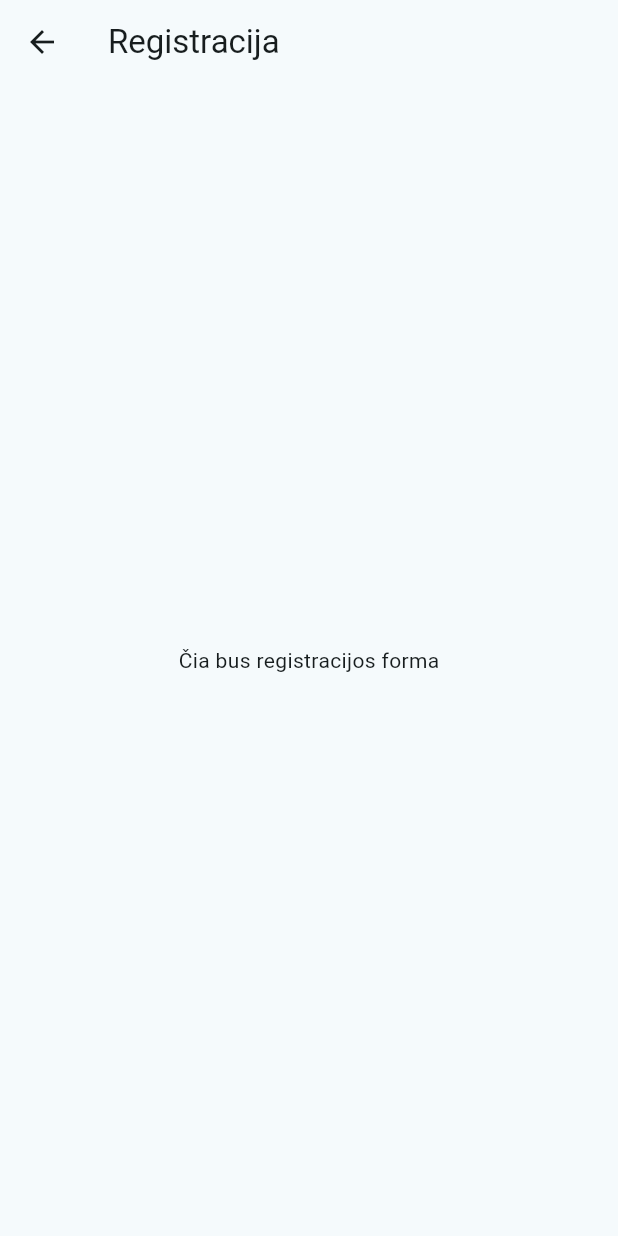
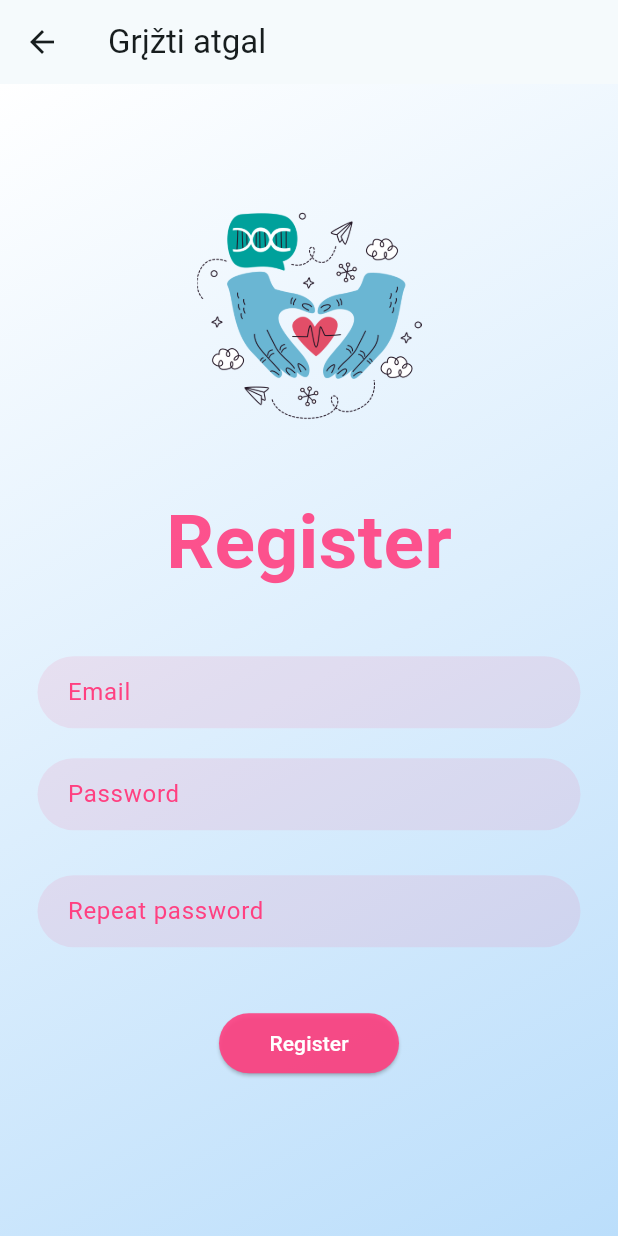
Before and after one commit to PukisCarol/KenGuRuu, a Flutter app: the screen it shows after launch, after a tap on "Registruokis!", on a phone screen of 412 x 824 dp. Run offline on Flutter 3.47's test engine with Material 3 defaults, Android fonts, the phone set to English and light mode, and no system bars; our stand-ins replace google_fonts.

Commit message:
Register puslapis
Pridetas register puslapis ir implementuotas dizainas

```diff
--- a/lib/pages/LogInPage.dart
+++ b/lib/pages/LogInPage.dart
@@ -27,7 +27,7 @@ class LogInPage extends StatefulWidget{
 }
 
 
-class _LogInPageState extends State<LogInPage>{
+class _LogInPageState extends State<LogInPage> {
   @override
   Widget build(BuildContext context) {
     return Scaffold(
@@ -37,22 +37,22 @@ class _LogInPageState extends State<LogInPage>{
           decoration: BoxDecoration(
             gradient: LinearGradient(
               colors: [
-        Colors.white,  // Švelni rožinė spalva
-        Colors.blue.shade100 // Šiek tiek intensyvesnė rožinė
+                Colors.white,
+                Colors.blue.shade100,
               ],
-        begin: Alignment.topLeft,  // Pradžia
-        end: Alignment.bottomRight,  // Pabaiga
+              begin: Alignment.topLeft,
+              end: Alignment.bottomRight,
             ),
           ),
           child: Center(
+            child: SingleChildScrollView( // Pridedame SingleChildScrollView
               child: Column(
                 mainAxisAlignment: MainAxisAlignment.center,
                 children: [
-            // Pridėti wellness tematikos paveikslėlį
                   Image.asset(
-            'assets/4534968.png',  // Nurodykite teisingą kelio pavadinimą
-            height: 150, // Pakeiskite pagal savo poreikius
-            width: 150, // Pakeiskite pagal savo poreikius
+                    'assets/4534968.png',
+                    height: 150,
+                    width: 150,
                   ),
                   SizedBox(height: 40),
                   Text(
@@ -64,7 +64,6 @@ class _LogInPageState extends State<LogInPage>{
                     ),
                   ),
                   SizedBox(height: 40),
-
                   Padding(
                     padding: const EdgeInsets.symmetric(horizontal: 25.0),
                     child: Container(
@@ -84,9 +83,7 @@ class _LogInPageState extends State<LogInPage>{
                       ),
                     ),
                   ),
-
                   SizedBox(height: 20),
-
                   Padding(
                     padding: const EdgeInsets.symmetric(horizontal: 25.0),
                     child: Container(
@@ -107,9 +104,7 @@ class _LogInPageState extends State<LogInPage>{
                       ),
                     ),
                   ),
-
                   SizedBox(height: 30),
-
                   Container(
                     width: 100,
                     child: ElevatedButton(
@@ -126,9 +121,7 @@ class _LogInPageState extends State<LogInPage>{
                       ),
                     ),
                   ),
-
                   SizedBox(height: 25),
-
                   Row(
                     mainAxisAlignment: MainAxisAlignment.center,
                     children: [
@@ -140,11 +133,15 @@ class _LogInPageState extends State<LogInPage>{
                             MaterialPageRoute(builder: (context) => RegistrationPage()),
                           );
                         },
-                    child: Text('Registruokis!', style: TextStyle(color: Colors.blue, fontWeight: FontWeight.bold)),
+                        child: Text(
+                          'Registruokis!',
+                          style: TextStyle(color: Colors.blue, fontWeight: FontWeight.bold),
+                        ),
                       ),
                     ],
                   ),
                 ],
+              ),
             ),
           ),
         ),
@@ -157,10 +154,125 @@ class RegistrationPage extends StatelessWidget {
   Widget build(BuildContext context) {
     return Scaffold(
       appBar: AppBar(
-        title: Text('Registracija'),
+        title: Text('Grįžti atgal'),
       ),
-      body: Center(
-        child: Text('Čia bus registracijos forma'),
+      backgroundColor: Colors.white,
+      body: SafeArea(
+        child: Container(
+          decoration: BoxDecoration(
+            gradient: LinearGradient(
+              colors: [
+                Colors.white,
+                Colors.blue.shade100,
+              ],
+              begin: Alignment.topLeft,
+              end: Alignment.bottomRight,
+            ),
+          ),
+          child: Center(
+            child: SingleChildScrollView( // Pridedame SingleChildScrollView
+              child: Column(
+                mainAxisAlignment: MainAxisAlignment.center,
+                children: [
+                  Image.asset(
+                    'assets/4534968.png',
+                    height: 150,
+                    width: 150,
+                  ),
+                  SizedBox(height: 40),
+                  Text(
+                    'Register',
+                    style: TextStyle(
+                      fontSize: 50,
+                      color: Colors.pinkAccent.withOpacity(0.9),
+                      fontWeight: FontWeight.bold,
+                    ),
+                  ),
+                  SizedBox(height: 40),
+                  Padding(
+                    padding: const EdgeInsets.symmetric(horizontal: 25.0),
+                    child: Container(
+                      decoration: BoxDecoration(
+                        color: Colors.pinkAccent.withOpacity(0.1),
+                        borderRadius: BorderRadius.circular(30),
+                      ),
+                      child: Padding(
+                        padding: const EdgeInsets.only(left: 20.0),
+                        child: TextField(
+                          decoration: InputDecoration(
+                            border: InputBorder.none,
+                            hintText: 'Email',
+                            hintStyle: TextStyle(color: Colors.pinkAccent),
+                          ),
+                        ),
+                      ),
+                    ),
+                  ),
+                  SizedBox(height: 20),
+                  Padding(
+                    padding: const EdgeInsets.symmetric(horizontal: 25.0),
+                    child: Container(
+                      decoration: BoxDecoration(
+                        color: Colors.pinkAccent.withOpacity(0.1),
+                        borderRadius: BorderRadius.circular(30),
+                      ),
+                      child: Padding(
+                        padding: const EdgeInsets.only(left: 20.0),
+                        child: TextField(
+                          obscureText: true,
+                          decoration: InputDecoration(
+                            border: InputBorder.none,
+                            hintText: 'Password',
+                            hintStyle: TextStyle(color: Colors.pinkAccent),
+                          ),
+                        ),
+                      ),
+                    ),
+                  ),
+                  SizedBox(height: 30),
+                  Padding(
+                    padding: const EdgeInsets.symmetric(horizontal: 25.0),
+                    child: Container(
+                      decoration: BoxDecoration(
+                        color: Colors.pinkAccent.withOpacity(0.1),
+                        borderRadius: BorderRadius.circular(30),
+                      ),
+                      child: Padding(
+                        padding: const EdgeInsets.only(left: 20.0),
+                        child: TextField(
+                          obscureText: true,
+                          decoration: InputDecoration(
+                            border: InputBorder.none,
+                            hintText: 'Repeat password',
+                            hintStyle: TextStyle(color: Colors.pinkAccent),
+                          ),
+                        ),
+                      ),
+                    ),
+                  ),
+                  SizedBox(height: 40),
+                  Container(
+                    width: 120,
+                    child: ElevatedButton(
+                      onPressed: () {},
+                      style: ElevatedButton.styleFrom(
+                        backgroundColor: Colors.pinkAccent.withOpacity(0.9),
+                        shape: RoundedRectangleBorder(
+                          borderRadius: BorderRadius.circular(20),
+                        ),
+                      ),
+                      child: Text(
+                        'Register',
+                        style: TextStyle(color: Colors.white),
+                      ),
+                    ),
+                  ),
+                  SizedBox(height: 25),
+                ],
+              ),
+            ),
+          ),
+        ),
       ),
     );
   }
```
Also changed, not shown: lib/pages/RegistrationPage.dart (added). Lines whose indentation alone changed are shown as unchanged.
